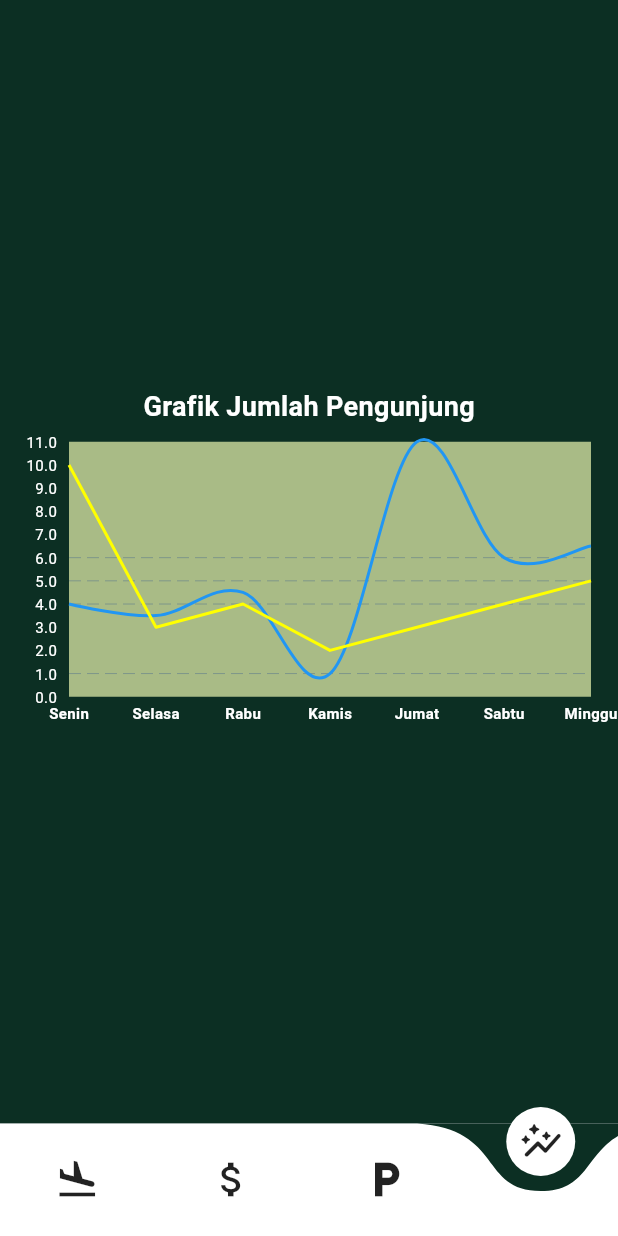
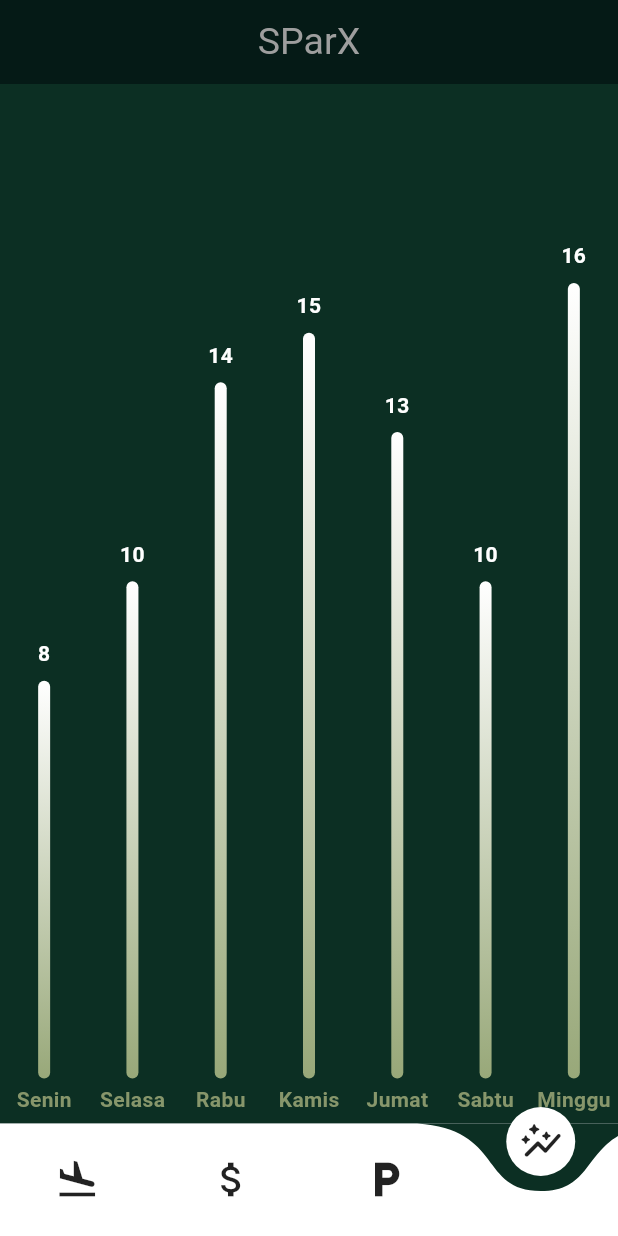
Before and after one commit to fach3f/Parkol-ParkirOnline, a Flutter app: the HomeContent screen opened directly, item 4 of the bottom bar chosen, on a phone screen of 412 x 824 dp. Run offline on Flutter 3.47's test engine with Material 3 defaults, Android fonts, the phone set to English and light mode, and no system bars; drawn by our look-alikes of curved_navigation_bar, fl_chart; our stand-ins replace dio, google_fonts, loading_animation_widget; network calls fail; Roboto replaces fonts that are missing (Goldman).

Commit message:
BuatChart

```diff
--- /dev/null
+++ b/lib/BarChart.dart
@@ -0,0 +1,221 @@
+import 'presentation/app_resources.dart';
+import 'util/color_extensions.dart';
+import 'package:fl_chart/fl_chart.dart';
+import 'package:flutter/material.dart';
+import 'package:google_fonts/google_fonts.dart';
+import 'package:google_fonts/google_fonts.dart';
+
+
+class chart3 extends StatelessWidget {
+  const chart3();
+
+  @override
+  Widget build(BuildContext context) {
+    return Scaffold(
+      appBar: AppBar(
+        title: Text('SParX',
+          style: GoogleFonts.goldman(fontSize: 25.0, color: Colors.grey),),
+        centerTitle: true,
+        backgroundColor: const Color(0xff051A16), // Ganti warna AppBar sesuai keinginan
+      ),
+      backgroundColor: const Color(0xff0C2F23), // Ganti warna latar belakang sesuai keinginan
+      body: BarChart(
+        BarChartData(
+          barTouchData: barTouchData,
+          titlesData: titlesData,
+          borderData: borderData,
+          barGroups: barGroups,
+          gridData: const FlGridData(show: false),
+          alignment: BarChartAlignment.spaceAround,
+          maxY: 20,
+        ),
+      ),
+    );
+  }
+
+  BarTouchData get barTouchData => BarTouchData(
+    enabled: false,
+    touchTooltipData: BarTouchTooltipData(
+      tooltipBgColor: Colors.transparent,
+      tooltipPadding: EdgeInsets.zero,
+      tooltipMargin: 8,
+      getTooltipItem: (
+          BarChartGroupData group,
+          int groupIndex,
+          BarChartRodData rod,
+          int rodIndex,
+          ) {
+        return BarTooltipItem(
+          rod.toY.round().toString(),
+          const TextStyle(
+            color: AppColors.contentColorWhite,
+            fontWeight: FontWeight.bold,
+          ),
+        );
+      },
+    ),
+  );
+
+  Widget getTitles(double value, TitleMeta meta) {
+    final style = TextStyle(
+      color: AppColors.contentColorsmoGreen.darken(20),
+      fontWeight: FontWeight.bold,
+      fontSize: 14,
+    );
+    String text;
+    switch (value.toInt()) {
+      case 0:
+        text = 'Senin';
+        break;
+      case 1:
+        text = 'Selasa';
+        break;
+      case 2:
+        text = 'Rabu';
+        break;
+      case 3:
+        text = 'Kamis';
+        break;
+      case 4:
+        text = 'Jumat';
+        break;
+      case 5:
+        text = 'Sabtu';
+        break;
+      case 6:
+        text = 'Minggu';
+        break;
+      default:
+        text = '';
+        break;
+    }
+    return SideTitleWidget(
+      axisSide: meta.axisSide,
+      space: 4,
+      child: Text(text, style: style),
+    );
+  }
+
+  FlTitlesData get titlesData => FlTitlesData(
+    show: true,
+    bottomTitles: AxisTitles(
+      sideTitles: SideTitles(
+        showTitles: true,
+        reservedSize: 30,
+        getTitlesWidget: getTitles,
+      ),
+    ),
+    leftTitles: const AxisTitles(
+      sideTitles: SideTitles(showTitles: false),
+    ),
+    topTitles: const AxisTitles(
+      sideTitles: SideTitles(showTitles: false),
+    ),
+    rightTitles: const AxisTitles(
+      sideTitles: SideTitles(showTitles: false),
+    ),
+  );
+
+  FlBorderData get borderData => FlBorderData(
+    show: false,
+  );
+
+  LinearGradient get _barsGradient => LinearGradient(
+    colors: [
+      AppColors.contentColorsmoGreen.darken(10),
+      AppColors.contentColorWhite,
+    ],
+    begin: Alignment.bottomCenter,
+    end: Alignment.topCenter,
+  );
+
+  List<BarChartGroupData> get barGroups => [
+    BarChartGroupData(
+      x: 0,
+      barRods: [
+        BarChartRodData(
+          toY: 8,
+          gradient: _barsGradient,
+        )
+      ],
+      showingTooltipIndicators: [0],
+    ),
+    BarChartGroupData(
+      x: 1,
+      barRods: [
+        BarChartRodData(
+          toY: 10,
+          gradient: _barsGradient,
+        )
+      ],
+      showingTooltipIndicators: [0],
+    ),
+    BarChartGroupData(
+      x: 2,
+      barRods: [
+        BarChartRodData(
+          toY: 14,
+          gradient: _barsGradient,
+        )
+      ],
+      showingTooltipIndicators: [0],
+    ),
+    BarChartGroupData(
+      x: 3,
+      barRods: [
+        BarChartRodData(
+          toY: 15,
+          gradient: _barsGradient,
+        )
+      ],
+      showingTooltipIndicators: [0],
+    ),
+    BarChartGroupData(
+      x: 4,
+      barRods: [
+        BarChartRodData(
+          toY: 13,
+          gradient: _barsGradient,
+        )
+      ],
+      showingTooltipIndicators: [0],
+    ),
+    BarChartGroupData(
+      x: 5,
+      barRods: [
+        BarChartRodData(
+          toY: 10,
+          gradient: _barsGradient,
+        )
+      ],
+      showingTooltipIndicators: [0],
+    ),
+    BarChartGroupData(
+      x: 6,
+      barRods: [
+        BarChartRodData(
+          toY: 16,
+          gradient: _barsGradient,
+        )
+      ],
+      showingTooltipIndicators: [0],
+    ),
+  ];
+}
+
+class BarChartSample3 extends StatefulWidget {
+  const BarChartSample3({super.key});
+
+  @override
+  State<StatefulWidget> createState() => BarChartSample3State();
+}
+
+class BarChartSample3State extends State<BarChartSample3> {
+  @override
+  Widget build(BuildContext context) {
+    return const AspectRatio(
+      aspectRatio: 1.6,
+      child: chart3(),
+    );
+  }
+}
--- a/lib/landing.dart
+++ b/lib/landing.dart
@@ -2,6 +2,7 @@
 import 'package:curved_navigation_bar/curved_navigation_bar.dart';
 import 'package:flutter/material.dart';
 import 'package:google_fonts/google_fonts.dart';
+import 'package:parkol/BarChart.dart';
 import 'package:parkol/home.dart';
 import 'package:parkol/kapasitas.dart';
 import 'package:parkol/map.dart';
@@ -39,7 +40,7 @@
           Home(),
           Kapasitas(),
           menu(),
-          LineChartSample7(),
+          chart3(),
         ],
       ),
       selectedIndex: _selectedIndex,
--- a/lib/presentation/app_colors.dart
+++ b/lib/presentation/app_colors.dart
@@ -1 +1,26 @@
-// TODO Implement this library.
+import 'package:flutter/material.dart';
+
+class AppColors {
+  static const Color primary = contentColorCyan;
+  static const Color menuBackground = Color(0xFF090912);
+  static const Color itemsBackground = Color(0xFF1B2339);
+  static const Color pageBackground = Color(0xFF282E45);
+  static const Color mainTextColor1 = Colors.white;
+  static const Color mainTextColor2 = Colors.white70;
+  static const Color mainTextColor3 = Colors.white38;
+  static const Color mainGridLineColor = Colors.white10;
+  static const Color borderColor = Colors.white54;
+  static const Color gridLinesColor = Color(0x11FFFFFF);
+
+  static const Color contentColorBlack = Colors.black;
+  static const Color contentColorWhite = Colors.white;
+  static const Color contentColorBlue = Color(0xFF2196F3);
+  static const Color contentColorYellow = Color(0xFFFFC300);
+  static const Color contentColorOrange = Color(0xFFFF683B);
+  static const Color contentColorGreen = Color(0xFF3BFF49);
+  static const Color contentColorPurple = Color(0xFF6E1BFF);
+  static const Color contentColorPink = Color(0xFFFF3AF2);
+  static const Color contentColorRed = Color(0xFFE80054);
+  static const Color contentColorCyan = Color(0xFF50E4FF);
+  static const Color contentColorsmoGreen = Color(0xffA9BB86);
+}// TODO Implement this library.
--- a/lib/presentation/app_dimens.dart
+++ /dev/null
@@ -1 +0,0 @@
-// TODO Implement this library.
--- a/lib/presentation/app_resources.dart
+++ b/lib/presentation/app_resources.dart
@@ -1,4 +1,3 @@
 export 'app_colors.dart';
 export 'app_assets.dart';
-export 'app_dimens.dart';
 export 'app_texts.dart';
--- /dev/null
+++ b/lib/util/color_extensions.dart
@@ -0,0 +1,34 @@
+import 'dart:ui';
+
+extension ColorExtension on Color {
+  /// Convert the color to a darken color based on the [percent]
+  Color darken([int percent = 40]) {
+    assert(1 <= percent && percent <= 100);
+    final value = 1 - percent / 100;
+    return Color.fromARGB(
+      alpha,
+      (red * value).round(),
+      (green * value).round(),
+      (blue * value).round(),
+    );
+  }
+
+  Color lighten([int percent = 40]) {
+    assert(1 <= percent && percent <= 100);
+    final value = percent / 100;
+    return Color.fromARGB(
+      alpha,
+      (red + ((255 - red) * value)).round(),
+      (green + ((255 - green) * value)).round(),
+      (blue + ((255 - blue) * value)).round(),
+    );
+  }
+
+  Color avg(Color other) {
+    final red = (this.red + other.red) ~/ 2;
+    final green = (this.green + other.green) ~/ 2;
+    final blue = (this.blue + other.blue) ~/ 2;
+    final alpha = (this.alpha + other.alpha) ~/ 2;
+    return Color.fromARGB(alpha, red, green, blue);
+  }
+}
```
